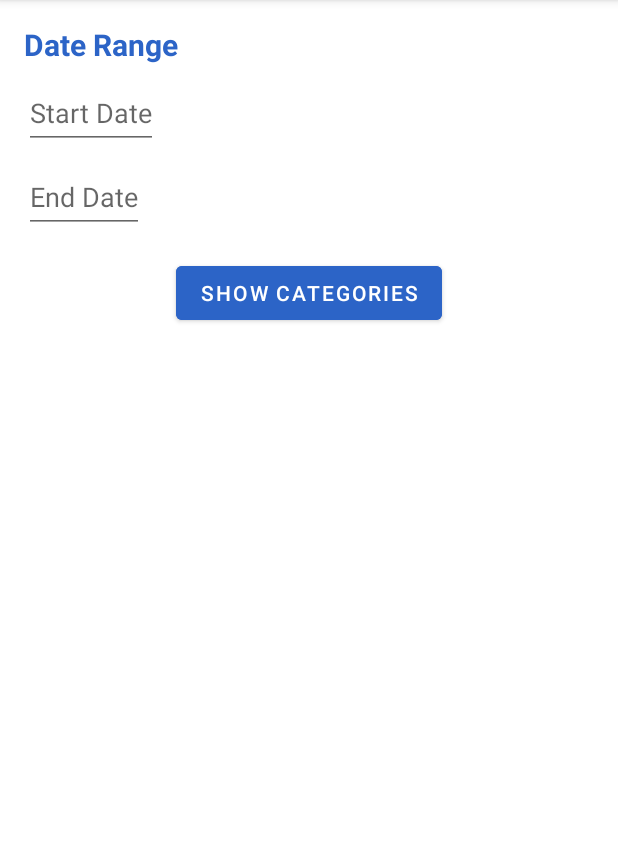
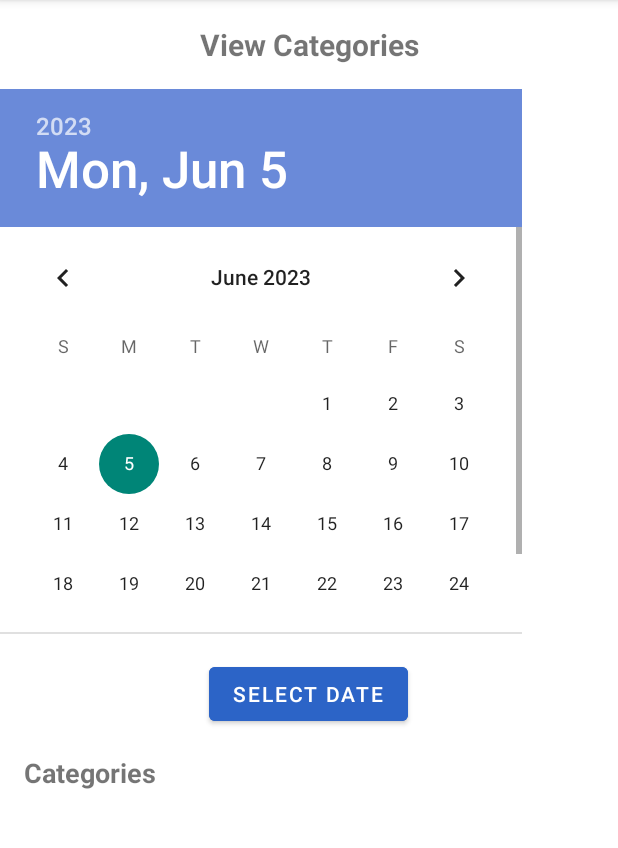
Before and after one commit to AdamJSwain/OPSC7311_PROTOTYPEapp, an Android app: the fragment CategoriesViewFragment shown on its own in the app's theme, on a phone screen of 412 x 824 dp, the part 84-932 px from its top. Run offline under Robolectric (Android 15) with nearby library versions, the light colour scheme and no system bars.

Commit message:
Update fragment_categories_view.xml to look like fragment_view.xml for consistency

```diff
--- a/app/src/main/res/layout/fragment_categories_view.xml
+++ b/app/src/main/res/layout/fragment_categories_view.xml
@@ -4,57 +4,55 @@
     android:layout_height="match_parent">
 
     <TextView
-        android:id="@+id/textViewDateRange"
+        android:id="@+id/textViewTitle"
+        android:layout_width="match_parent"
+        android:layout_height="wrap_content"
+        android:text="View Categories"
+        android:textSize="20sp"
+        android:textStyle="bold"
+        android:gravity="center"
+        android:layout_marginTop="16dp" />
+
+    <DatePicker
+        android:id="@+id/datePicker"
+        android:layout_width="match_parent"
+        android:layout_height="363dp"
+        android:layout_below="@id/textViewTitle"
+        android:layout_marginTop="16dp"
+        android:theme="@style/CustomTimePicker"/>
+
+    <Button
+        android:id="@+id/buttonSelectDate"
         android:layout_width="wrap_content"
         android:layout_height="wrap_content"
-        android:text="Date Range"
-        android:textStyle="bold"
-        android:textSize="20sp"
+        android:layout_below="@id/datePicker"
+        android:layout_centerHorizontal="true"
         android:layout_marginTop="16dp"
-        android:layout_marginStart="16dp"
-        android:textColor="@color/buttonBlue"/>
-
-    <EditText
-        android:id="@+id/editTextStartDate"
-        android:layout_width="wrap_content"
-        android:layout_height="48dp"
-        android:layout_below="@id/textViewDateRange"
-        android:layout_marginTop="8dp"
-        android:layout_marginStart="16dp"
-        android:inputType="date"
-        android:focusable="false"
-        android:clickable="true"
-        android:hint="Start Date"/>
-
-    <EditText
-        android:id="@+id/editTextEndDate"
-        android:layout_width="wrap_content"
-        android:layout_height="48dp"
-        android:layout_below="@id/editTextStartDate"
-        android:layout_marginTop="8dp"
-        android:layout_marginStart="16dp"
-        android:inputType="date"
-        android:focusable="false"
-        android:clickable="true"
-        android:hint="End Date"/>
-
-    <Button
-        android:id="@+id/buttonShowCategories"
-        android:layout_width="wrap_content"
-        android:layout_height="wrap_content"
-        android:layout_below="@id/editTextEndDate"
-        android:layout_marginTop="16dp"
-        android:text="Show Categories"
-        android:layout_centerHorizontal="true"
+        android:text="Select Date"
         android:backgroundTint="@color/buttonBlue"/>
 
-    <ListView
-        android:id="@+id/listViewCategories"
+
+    <LinearLayout
         android:layout_width="match_parent"
         android:layout_height="wrap_content"
-        android:layout_below="@id/buttonShowCategories"
-        android:layout_marginTop="16dp"
-        android:divider="@android:color/holo_blue_light"
-        android:dividerHeight="1dp"/>
+        android:orientation="vertical"
+        android:layout_below="@id/buttonSelectDate">
+
+    <TextView
+        android:id="@+id/textViewTimesheetEntries"
+        android:layout_width="match_parent"
+        android:layout_height="wrap_content"
+        android:text="Categories"
+        android:textSize="18sp"
+        android:textStyle="bold"
+        android:padding="16dp" />
+
+        <ListView
+            android:id="@+id/listViewCategories"
+            android:layout_width="match_parent"
+            android:layout_height="157dp"
+            android:divider="@android:color/darker_gray"
+            android:dividerHeight="1dp" />
+    </LinearLayout>
 
 </RelativeLayout>
```
